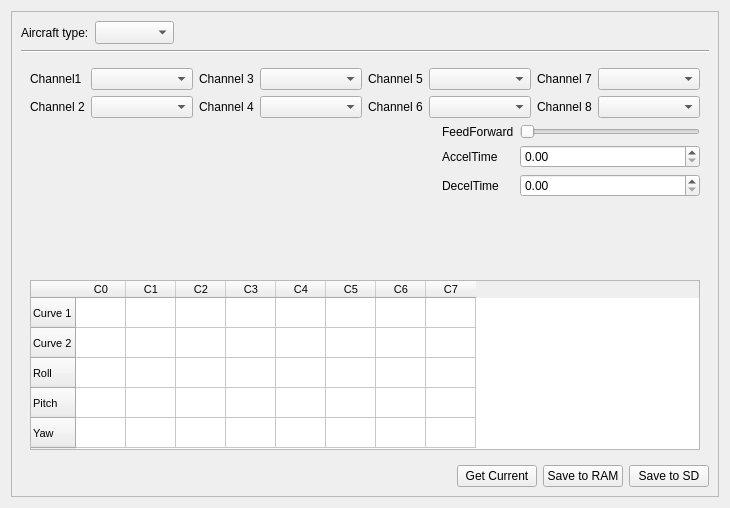
The window that ground/src/plugins/config/airframe.ui (openpilot/OpenPilot) describes before a commit, drawn with Qt 5.
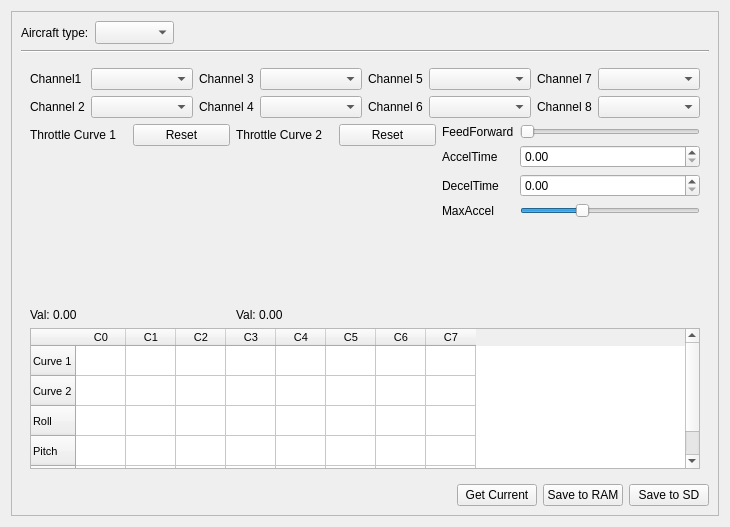
The same window after the commit. The open tabs and pages were chosen to show the change. Custom widgets are drawn as their Qt base class.

Commit message: OP-138 : integration of Andrew's Heli mixer UI into the config widget. Not very well integrated, but the code is there, will improve over the next few days.

The edit to the form file:
```diff
--- a/ground/src/plugins/config/airframe.ui
+++ b/ground/src/plugins/config/airframe.ui
@@ -7,7 +7,7 @@
     <x>0</x>
     <y>0</y>
     <width>730</width>
-    <height>508</height>
+    <height>527</height>
    </rect>
   </property>
   <property name="windowTitle">
@@ -1131,26 +1131,24 @@
             <item>
              <layout class="QHBoxLayout" name="horizontalLayout_14">
               <item>
-               <widget class="MixerCurveWidget" name="widget_2" native="true">
-                <property name="sizePolicy">
-                 <sizepolicy hsizetype="MinimumExpanding" vsizetype="MinimumExpanding">
-                  <horstretch>0</horstretch>
-                  <verstretch>0</verstretch>
-                 </sizepolicy>
-                </property>
-                <property name="minimumSize">
-                 <size>
-                  <width>150</width>
-                  <height>150</height>
-                 </size>
-                </property>
-                <property name="maximumSize">
-                 <size>
-                  <width>200</width>
-                  <height>200</height>
-                 </size>
-                </property>
-               </widget>
+               <layout class="QVBoxLayout" name="verticalLayout_17">
+                <item>
+                 <layout class="QHBoxLayout" name="horizontalLayout_17">
+                  <item>
+                   <widget class="QLabel" name="label_39">
+                    <property name="text">
+                     <string>Throttle Curve 1</string>
+                    </property>
+                   </widget>
+                  </item>
+                  <item>
+                   <widget class="QPushButton" name="pushButton_2">
+                    <property name="text">
+                     <string>Reset</string>
+                    </property>
+                   </widget>
+                  </item>
+                 </layout>
               </item>
               <item>
                <widget class="MixerCurveWidget" name="widget" native="true">
@@ -1175,6 +1173,66 @@
                </widget>
               </item>
               <item>
+                 <widget class="QLabel" name="customThrottleCurve1Value">
+                  <property name="text">
+                   <string>Val: 0.00</string>
+                  </property>
+                 </widget>
+                </item>
+               </layout>
+              </item>
+              <item>
+               <layout class="QVBoxLayout" name="verticalLayout_18">
+                <item>
+                 <layout class="QHBoxLayout" name="horizontalLayout_18">
+                  <item>
+                   <widget class="QLabel" name="label_41">
+                    <property name="text">
+                     <string>Throttle Curve 2</string>
+                    </property>
+                   </widget>
+                  </item>
+                  <item>
+                   <widget class="QPushButton" name="pushButton_3">
+                    <property name="text">
+                     <string>Reset</string>
+                    </property>
+                   </widget>
+                  </item>
+                 </layout>
+                </item>
+                <item>
+                 <widget class="MixerCurveWidget" name="widget_2" native="true">
+                  <property name="sizePolicy">
+                   <sizepolicy hsizetype="MinimumExpanding" vsizetype="MinimumExpanding">
+                    <horstretch>0</horstretch>
+                    <verstretch>0</verstretch>
+                   </sizepolicy>
+                  </property>
+                  <property name="minimumSize">
+                   <size>
+                    <width>150</width>
+                    <height>150</height>
+                   </size>
+                  </property>
+                  <property name="maximumSize">
+                   <size>
+                    <width>200</width>
+                    <height>200</height>
+                   </size>
+                  </property>
+                 </widget>
+                </item>
+                <item>
+                 <widget class="QLabel" name="customThrottleCurve2Value">
+                  <property name="text">
+                   <string>Val: 0.00</string>
+                  </property>
+                 </widget>
+                </item>
+               </layout>
+              </item>
+              <item>
                <layout class="QFormLayout" name="formLayout_12">
                 <item row="0" column="0">
                  <widget class="QLabel" name="label_34">
@@ -1210,6 +1268,29 @@
                 <item row="2" column="1">
                  <widget class="QDoubleSpinBox" name="doubleSpinBox_2"/>
                 </item>
+                <item row="3" column="0">
+                 <widget class="QLabel" name="label_38">
+                  <property name="text">
+                   <string>MaxAccel</string>
+                  </property>
+                 </widget>
+                </item>
+                <item row="3" column="1">
+                 <widget class="QSlider" name="horizontalSlider_2">
+                  <property name="minimum">
+                   <number>500</number>
+                  </property>
+                  <property name="maximum">
+                   <number>2000</number>
+                  </property>
+                  <property name="value">
+                   <number>1000</number>
+                  </property>
+                  <property name="orientation">
+                   <enum>Qt::Horizontal</enum>
+                  </property>
+                 </widget>
+                </item>
                </layout>
               </item>
              </layout>
@@ -1369,6 +1450,12 @@
    <header>mixercurvewidget.h</header>
    <container>1</container>
   </customwidget>
+  <customwidget>
+   <class>ConfigccpmWidget</class>
+   <extends>QWidget</extends>
+   <header>configccpmwidget.h</header>
+   <container>1</container>
+  </customwidget>
  </customwidgets>
  <resources/>
  <connections>
```
Left out of the diff: 19 changed lines with no effect on the pictures. Lines whose indentation alone changed are shown as unchanged. The commit also changes 4 other files.
